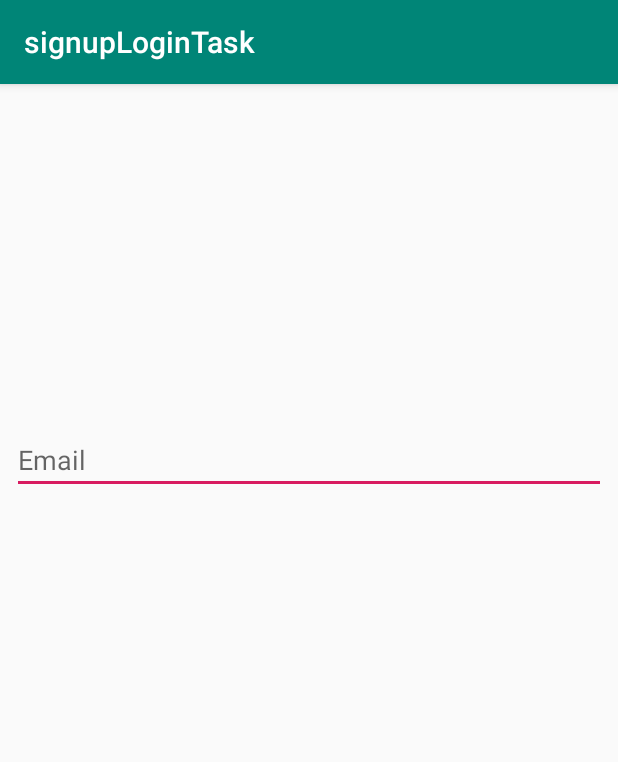
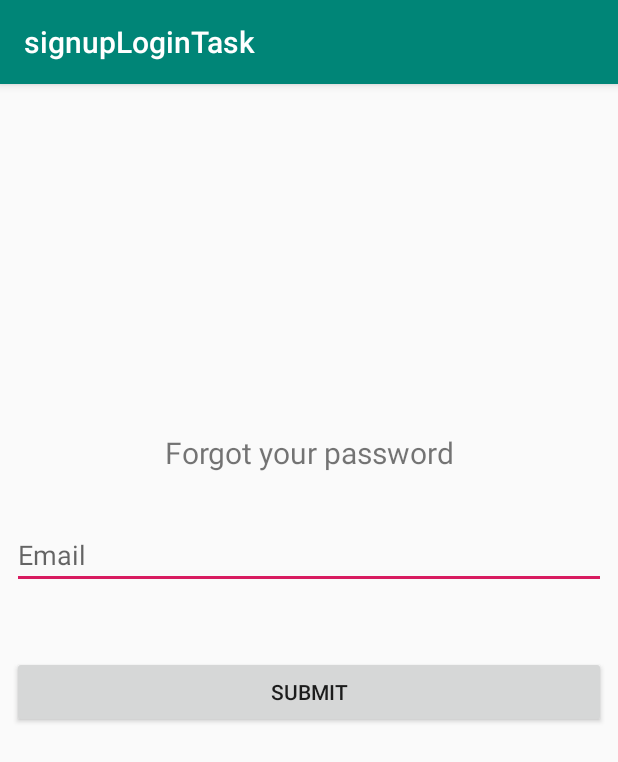
Before and after one commit to Elghabour/SignInOut, an Android app: the ForgotpassActivity screen opened directly, with no data from a screen before it, on a phone screen of 412 x 824 dp. Shown: the top 762 px of the screen. Run offline under Robolectric (Android 15) with nearby library versions, the phone set to English and light mode, and no system bars; our stand-ins replace Firebase (no records; nobody signed in at launch, a user with empty details on screens opened directly).

Commit message:
add constraints and reset password login and register activities Commit

```diff
--- a/app/src/main/java/com/example/signuplogintask/ForgotpassActivity.java
+++ b/app/src/main/java/com/example/signuplogintask/ForgotpassActivity.java
@@ -1,14 +1,52 @@
 package com.example.signuplogintask;
 
+import androidx.annotation.NonNull;
 import androidx.appcompat.app.AppCompatActivity;
 
 import android.os.Bundle;
+import android.view.View;
+import android.widget.Button;
+import android.widget.EditText;
+import android.widget.Toast;
+
+import com.google.android.gms.tasks.OnCompleteListener;
+import com.google.android.gms.tasks.Task;
+import com.google.firebase.auth.FirebaseAuth;
 
 public class ForgotpassActivity extends AppCompatActivity {
+
+    private EditText resetEmail;
+
+    FirebaseAuth fAuth;
 
     @Override
     protected void onCreate(Bundle savedInstanceState) {
         super.onCreate(savedInstanceState);
         setContentView(R.layout.activity_forgotpass);
+
+        Button btnResetPassword = findViewById(R.id.btnResetPassword);
+        resetEmail = findViewById(R.id.forgotPassEmail);
+
+        fAuth = FirebaseAuth.getInstance();
+
+        btnResetPassword.setOnClickListener(new View.OnClickListener() {
+            @Override
+            public void onClick(View v) {
+                fAuth.sendPasswordResetEmail(resetEmail.getText().toString().trim())
+                        .addOnCompleteListener(new OnCompleteListener<Void>() {
+                            @Override
+                            public void onComplete(@NonNull Task<Void> task) {
+                                if(task.isSuccessful()){
+                                    Toast.makeText(ForgotpassActivity.this,
+                                            "Check your Email to reset your password",Toast.LENGTH_LONG).show();
+                                }else{
+                                    Toast.makeText(ForgotpassActivity.this,
+                                            task.getException().getMessage(),Toast.LENGTH_LONG).show();
+                                }
+                            }
+                        });
+            }
+        });
+
     }
 }
--- a/app/src/main/res/layout/activity_forgotpass.xml
+++ b/app/src/main/res/layout/activity_forgotpass.xml
@@ -11,12 +11,42 @@
         android:layout_width="0dp"
         android:layout_height="wrap_content"
         android:layout_marginStart="8dp"
-        android:layout_marginTop="228dp"
+        android:layout_marginTop="32dp"
         android:layout_marginEnd="8dp"
         android:ems="10"
         android:hint="Email"
         android:inputType="textEmailAddress"
         app:layout_constraintEnd_toEndOf="parent"
+        app:layout_constraintHorizontal_bias="0.0"
+        app:layout_constraintStart_toStartOf="parent"
+        app:layout_constraintTop_toBottomOf="@+id/textView2" />
+
+    <TextView
+        android:id="@+id/textView2"
+        android:layout_width="wrap_content"
+        android:layout_height="wrap_content"
+        android:layout_marginStart="8dp"
+        android:layout_marginTop="232dp"
+        android:layout_marginEnd="8dp"
+        android:text="Forgot your password"
+        android:textSize="20sp"
+        app:layout_constraintEnd_toEndOf="parent"
         app:layout_constraintStart_toStartOf="parent"
         app:layout_constraintTop_toTopOf="parent" />
+
+    <Button
+        android:id="@+id/btnResetPassword"
+        android:layout_width="0dp"
+        android:layout_height="wrap_content"
+        android:layout_marginStart="8dp"
+        android:layout_marginTop="28dp"
+        android:layout_marginEnd="8dp"
+        android:layout_marginBottom="8dp"
+        android:text="Submit"
+        app:layout_constraintBottom_toBottomOf="parent"
+        app:layout_constraintEnd_toEndOf="parent"
+        app:layout_constraintHorizontal_bias="0.0"
+        app:layout_constraintStart_toStartOf="parent"
+        app:layout_constraintTop_toBottomOf="@+id/forgotPassEmail"
+        app:layout_constraintVertical_bias="0.048" />
 </androidx.constraintlayout.widget.ConstraintLayout>
--- a/app/src/main/res/layout/activity_login.xml
+++ b/app/src/main/res/layout/activity_login.xml
@@ -101,7 +101,7 @@
         android:layout_marginStart="8dp"
         android:layout_marginTop="56dp"
         android:layout_marginEnd="8dp"
-        android:text="OR Sign in with"
+        android:text="or sign in with"
         android:textSize="18sp"
         app:layout_constraintEnd_toEndOf="parent"
         app:layout_constraintStart_toStartOf="parent"
```
Also changed, not shown: app/src/main/java/com/example/signuplogintask/LoginActivity.java (+28 -13 lines), app/src/main/java/com/example/signuplogintask/RegisterActivity.java (+10 -8 lines).
